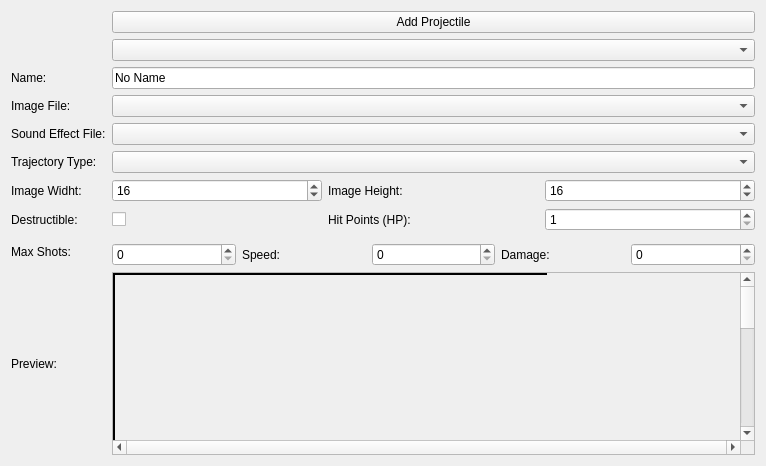
This is editor/mainwindow_tab/projectile_edit.ui in protoman/rockbot as Qt 5 draws it before an edit. The edited form follows.
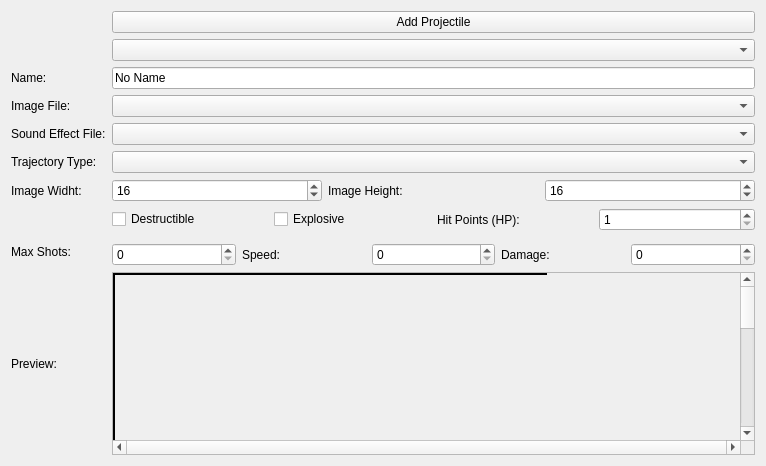
This is the edited form. Custom widgets are drawn as their Qt base class.

Commit message: - explosive flag in projectile

```diff
--- a/editor/mainwindow_tab/projectile_edit.ui
+++ b/editor/mainwindow_tab/projectile_edit.ui
@@ -40,7 +40,14 @@
        <item>
         <widget class="QCheckBox" name="projectileDestructibleCheckBox">
          <property name="text">
-          <string/>
+          <string>Destructible</string>
+         </property>
+        </widget>
+       </item>
+       <item>
+        <widget class="QCheckBox" name="explosive_checkBox">
+         <property name="text">
+          <string>Explosive</string>
          </property>
         </widget>
        </item>
@@ -141,7 +148,7 @@
      <item row="11" column="0">
       <widget class="QLabel" name="label_32">
        <property name="text">
-        <string>Destructible:</string>
+        <string/>
        </property>
       </widget>
      </item>
```
The commit also changes 6 other files.
